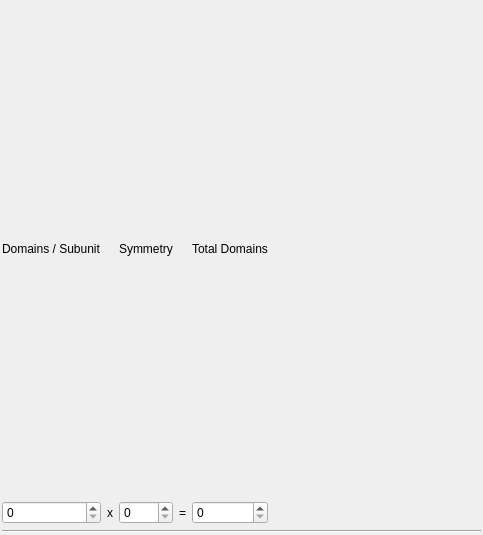
This is config/domains/panel.ui in NATuG3/NATuG3 as Qt 5 draws it before an edit. The edited form follows.
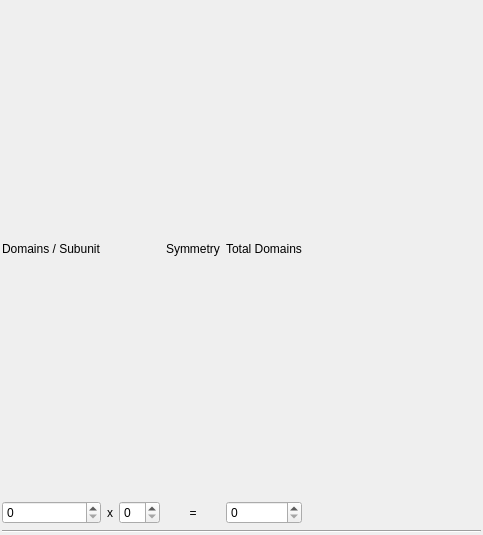
This is the edited form.

Commit message: Added smooth scrolling for domains table

```diff
--- a/config/domains/panel.ui
+++ b/config/domains/panel.ui
@@ -120,7 +120,7 @@
      <item row="1" column="2">
       <widget class="QSpinBox" name="symmetry"/>
      </item>
-     <item row="0" column="2">
+     <item row="0" column="3">
       <widget class="QLabel" name="label_4">
        <property name="frameShape">
         <enum>QFrame::NoFrame</enum>
```
The commit also changes 1 other file.
